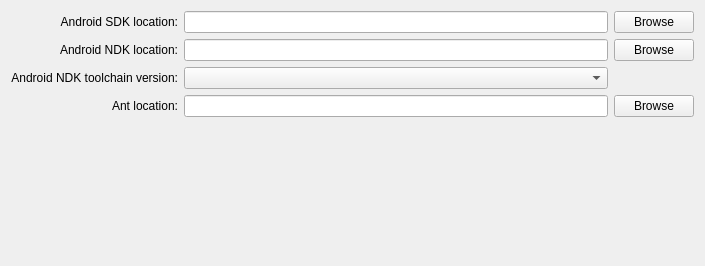
The window that src/plugins/qt4projectmanager/qt-android/androidsettingswidget.ui (KDE/android-qt-creator) describes before a commit, drawn with Qt 5.
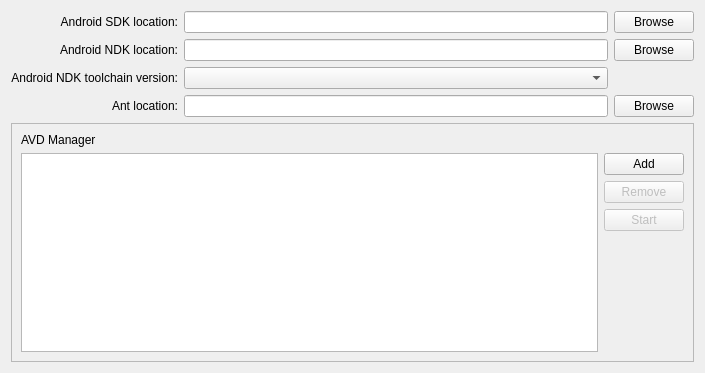
The same window after the commit.

Commit message: Begin AVD Manager implementation

The edit to the form file:
```diff
--- a/src/plugins/qt4projectmanager/qt-android/androidsettingswidget.ui
+++ b/src/plugins/qt4projectmanager/qt-android/androidsettingswidget.ui
@@ -7,13 +7,13 @@
     <x>0</x>
     <y>0</y>
     <width>705</width>
-    <height>266</height>
+    <height>373</height>
    </rect>
   </property>
   <property name="windowTitle">
    <string>Android Configuration</string>
   </property>
-  <layout class="QGridLayout" name="gridLayout">
+  <layout class="QGridLayout" name="gridLayout_2">
    <item row="0" column="0">
     <widget class="QLabel" name="SDKLocationLabel">
      <property name="text">
@@ -87,18 +87,67 @@
      </property>
     </widget>
    </item>
-   <item row="4" column="1">
-    <spacer name="verticalSpacer">
-     <property name="orientation">
-      <enum>Qt::Vertical</enum>
+   <item row="4" column="0" colspan="3">
+    <widget class="QFrame" name="frame">
+     <property name="frameShape">
+      <enum>QFrame::StyledPanel</enum>
      </property>
-     <property name="sizeHint" stdset="0">
-      <size>
-       <width>20</width>
-       <height>127</height>
-      </size>
+     <property name="frameShadow">
+      <enum>QFrame::Raised</enum>
      </property>
-    </spacer>
+     <layout class="QGridLayout" name="gridLayout">
+      <item row="0" column="0">
+       <widget class="QLabel" name="AVDManagerLabel">
+        <property name="text">
+         <string>AVD Manager</string>
+        </property>
+       </widget>
+      </item>
+      <item row="1" column="0" rowspan="4">
+       <widget class="QListView" name="AVDListView"/>
+      </item>
+      <item row="1" column="1">
+       <widget class="QPushButton" name="AVDAddPushButton">
+        <property name="text">
+         <string>Add</string>
+        </property>
+       </widget>
+      </item>
+      <item row="2" column="1">
+       <widget class="QPushButton" name="AVDRemovePushButton">
+        <property name="enabled">
+         <bool>false</bool>
+        </property>
+        <property name="text">
+         <string>Remove</string>
+        </property>
+       </widget>
+      </item>
+      <item row="3" column="1">
+       <widget class="QPushButton" name="AVDStartPushButton">
+        <property name="enabled">
+         <bool>false</bool>
+        </property>
+        <property name="text">
+         <string>Start</string>
+        </property>
+       </widget>
+      </item>
+      <item row="4" column="1">
+       <spacer name="verticalSpacer">
+        <property name="orientation">
+         <enum>Qt::Vertical</enum>
+        </property>
+        <property name="sizeHint" stdset="0">
+         <size>
+          <width>20</width>
+          <height>129</height>
+         </size>
+        </property>
+       </spacer>
+      </item>
+     </layout>
+    </widget>
    </item>
   </layout>
  </widget>
```
Left out of the diff: 68 changed lines with no effect on the pictures. The commit also changes 2 other files.
